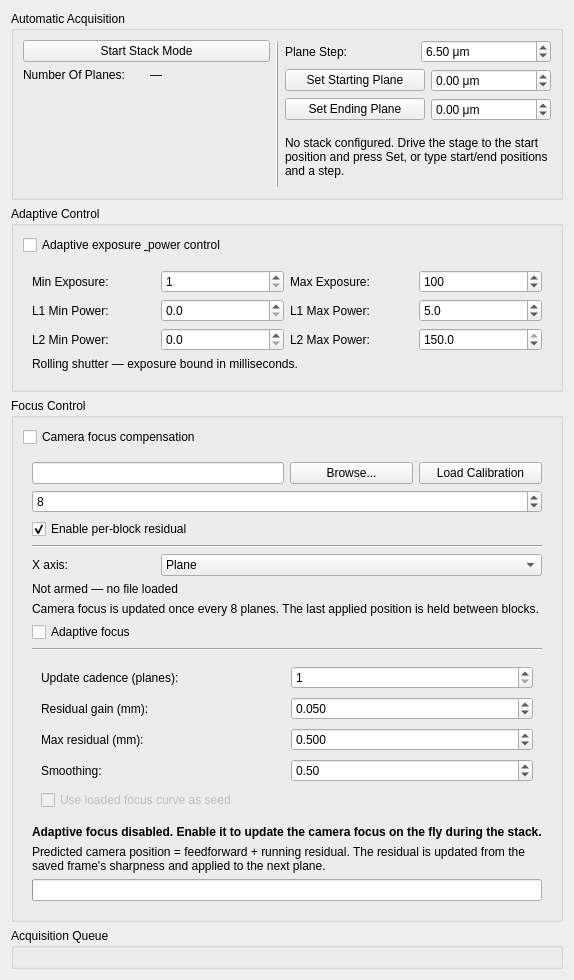
Qt form lightsheet/gui/panels/ui_stack_panel.ui (LIOMLab/lightsheet) before a commit.
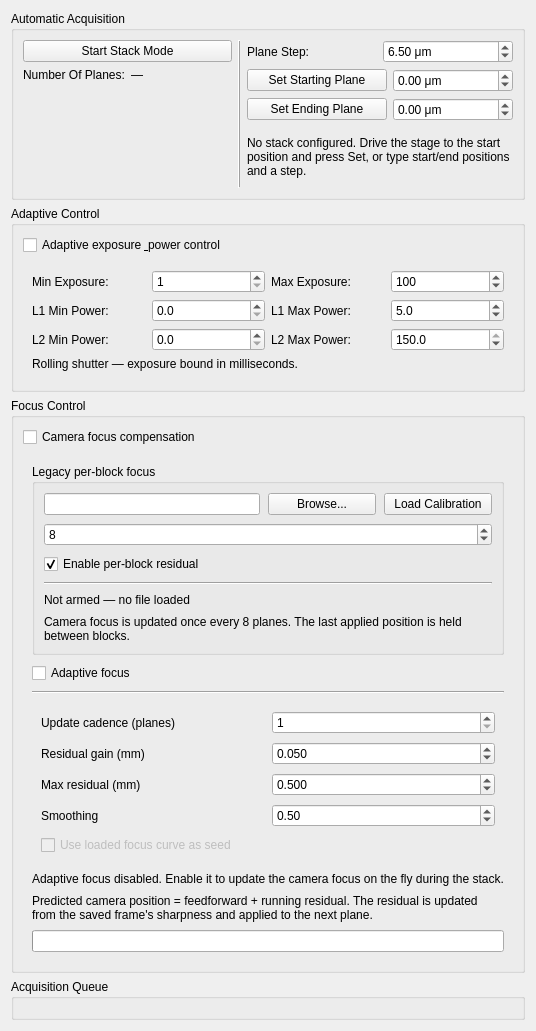
The same form after that commit. Custom widgets are drawn as their Qt base class.

Commit message: fix(ui): polish adaptive-autofocus stack panel section

Patch:
```diff
--- a/lightsheet/gui/panels/ui_stack_panel.ui
+++ b/lightsheet/gui/panels/ui_stack_panel.ui
@@ -519,6 +519,9 @@
       <string>Focus Control</string>
      </property>
      <layout class="QVBoxLayout" name="verticalLayout_focusControl">
+      <property name="spacing">
+       <number>8</number>
+      </property>
       <item>
        <widget class="QCheckBox" name="checkBox_focusEnable">
         <property name="toolTip">
@@ -535,6 +538,18 @@
          <bool>false</bool>
         </property>
         <layout class="QGridLayout" name="gridLayout_focusFields">
+         <property name="spacing">
+          <number>8</number>
+         </property>
+         <item row="0" column="0" colspan="4">
+          <widget class="QGroupBox" name="groupBox_legacyFocus">
+           <property name="title">
+            <string>Legacy per-block focus</string>
+           </property>
+           <layout class="QGridLayout" name="gridLayout_legacyFocus">
+            <property name="spacing">
+             <number>8</number>
+            </property>
          <item row="0" column="0" colspan="2">
           <widget class="QLineEdit" name="lineEdit_focusCurvePath">
            <property name="toolTip">
@@ -601,36 +616,14 @@
            </property>
           </widget>
          </item>
-
-         <item row="4" column="0">
-          <widget class="QLabel" name="label_focusXAxisVariable">
-           <property name="text">
-            <string>X axis:</string>
-           </property>
-          </widget>
-         </item>
-         <item row="4" column="1" colspan="3">
-          <widget class="QComboBox" name="comboBox_focusXAxisVariable">
-           <item>
-            <property name="text">
-             <string>Plane</string>
-            </property>
-           </item>
-           <item>
-            <property name="text">
-             <string>Stage position (mm)</string>
-            </property>
-           </item>
-          </widget>
-         </item>
-         <item row="5" column="0" colspan="4">
+            <item row="4" column="0" colspan="4">
           <widget class="QLabel" name="label_focusStatus">
            <property name="text">
             <string>Not armed — no file loaded</string>
            </property>
           </widget>
          </item>
-         <item row="6" column="0" colspan="4">
+            <item row="5" column="0" colspan="4">
           <widget class="QLabel" name="label_focusBlockHint">
            <property name="text">
             <string>Camera focus is updated once every 8 planes. The last applied position is held between blocks.</string>
@@ -640,7 +633,10 @@
            </property>
           </widget>
          </item>
-                <item row="7" column="0" colspan="4">
+           </layout>
+          </widget>
+         </item>
+        <item row="1" column="0" colspan="4">
          <widget class="QCheckBox" name="checkBox_adaptiveAutofocus">
           <property name="toolTip">
            <string>Enable per-plane adaptive autofocus to update camera focus during the stack.</string>
@@ -650,7 +646,7 @@
           </property>
          </widget>
         </item>
-        <item row="8" column="0" colspan="4">
+        <item row="2" column="0" colspan="4">
          <widget class="QFrame" name="line_autofocusSeparator">
           <property name="frameShape">
            <enum>QFrame::HLine</enum>
@@ -660,7 +656,7 @@
           </property>
          </widget>
         </item>
-        <item row="9" column="0" colspan="4">
+        <item row="3" column="0" colspan="4">
          <widget class="QWidget" name="widget_adaptiveAutofocusFields">
           <property name="visible">
            <bool>false</bool>
@@ -672,7 +668,7 @@
            <item row="0" column="0">
             <widget class="QLabel" name="label_autofocusCadence">
              <property name="text">
-              <string>Update cadence (planes):</string>
+              <string>Update cadence (planes)</string>
              </property>
             </widget>
            </item>
@@ -698,7 +694,7 @@
            <item row="1" column="0">
             <widget class="QLabel" name="label_autofocusResidualGain">
              <property name="text">
-              <string>Residual gain (mm):</string>
+              <string>Residual gain (mm)</string>
              </property>
             </widget>
            </item>
@@ -724,7 +720,7 @@
            <item row="2" column="0">
             <widget class="QLabel" name="label_autofocusMaxResidual">
              <property name="text">
-              <string>Max residual (mm):</string>
+              <string>Max residual (mm)</string>
              </property>
             </widget>
            </item>
@@ -750,7 +746,7 @@
            <item row="3" column="0">
             <widget class="QLabel" name="label_autofocusSmoothing">
              <property name="text">
-              <string>Smoothing:</string>
+              <string>Smoothing</string>
              </property>
             </widget>
            </item>
@@ -789,17 +785,14 @@
           </layout>
          </widget>
         </item>
-        <item row="10" column="0" colspan="4">
+        <item row="4" column="0" colspan="4">
          <widget class="QLabel" name="label_autofocusStatus">
-          <property name="styleSheet">
-           <string>font-weight: bold;</string>
-          </property>
           <property name="text">
            <string>Adaptive focus disabled. Enable it to update the camera focus on the fly during the stack.</string>
           </property>
          </widget>
         </item>
-        <item row="11" column="0" colspan="4">
+        <item row="5" column="0" colspan="4">
          <widget class="QLabel" name="label_autofocusHint">
           <property name="text">
            <string>Predicted camera position = feedforward + running residual. The residual is updated from the saved frame's sharpness and applied to the next plane.</string>
@@ -809,7 +802,7 @@
           </property>
          </widget>
         </item>
-        <item row="12" column="0" colspan="4">
+        <item row="6" column="0" colspan="4">
          <widget class="QProgressBar" name="progressBar_autofocus">
           <property name="visible">
            <bool>false</bool>
```
Lines whose indentation alone changed are shown as unchanged. The commit also changes 8 other files.
